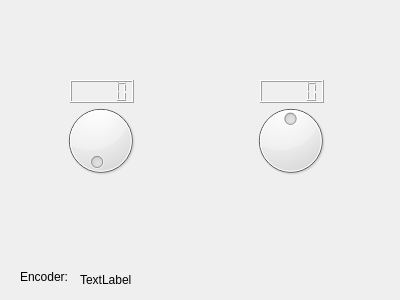
Old version of the form flashlamp.ui in the repository myconfix/flashlamp.
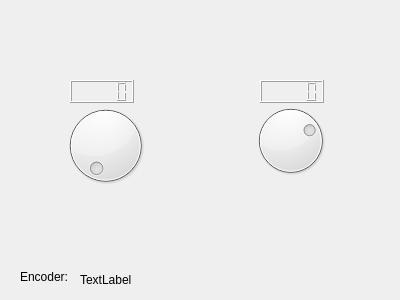
New version of the form.

What changed in the file:
```diff
--- a/flashlamp.ui
+++ b/flashlamp.ui
@@ -48,11 +48,14 @@
      <height>81</height>
     </rect>
    </property>
+   <property name="minimum">
+    <number>8</number>
+   </property>
    <property name="maximum">
-    <number>180</number>
+    <number>25</number>
    </property>
    <property name="sliderPosition">
-    <number>90</number>
+    <number>20</number>
    </property>
   </widget>
   <widget class="QDial" name="Base_Dial">
@@ -60,12 +63,15 @@
     <rect>
      <x>60</x>
      <y>100</y>
-     <width>81</width>
-     <height>81</height>
+     <width>91</width>
+     <height>91</height>
     </rect>
    </property>
+   <property name="minimum">
+    <number>8</number>
+   </property>
    <property name="maximum">
-    <number>360</number>
+    <number>25</number>
    </property>
    <property name="sliderPosition">
     <number>9</number>
```
